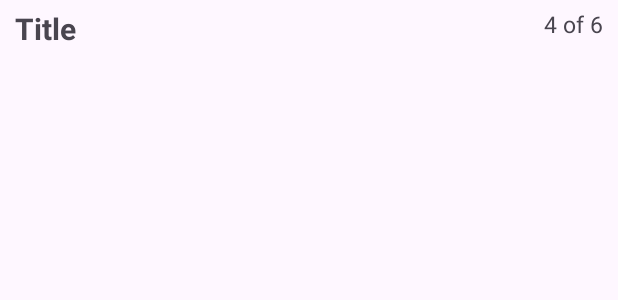
After one commit to ramaalsheikha/AcheivementSix, an Android app: the layout achievement_item.xml on its own in the app's theme, with its tools: preview values and no code run, on a phone screen of 412 x 824 dp. The commit adds this screen. Shown: the top 300 px of the screen. Run offline under Robolectric (Android 15) with nearby library versions, the phone set to English and light mode, and no system bars.

Commit message:
Design achievements.

```diff
--- a/app/src/main/java/com/example/acheivementsix/MainViewModel.kt
+++ b/app/src/main/java/com/example/acheivementsix/MainViewModel.kt
@@ -1,5 +1,6 @@
 package com.example.acheivementsix
 
+import android.util.Log
 import androidx.lifecycle.MutableLiveData
 import androidx.lifecycle.ViewModel
 import androidx.lifecycle.viewModelScope
@@ -10,7 +11,7 @@ import kotlinx.coroutines.launch
 
 class MainViewModel:ViewModel() {
     private val repository = Repository()
-    val achievementSuccessLivedata:MutableLiveData<AchievementResponseModel> =  MutableLiveData()
+    val achievementSuccessLivedata:MutableLiveData<List<AchievementResponseModel>> =  MutableLiveData()
     val achievementErrorLivedata:MutableLiveData<Exception> = MutableLiveData()
 
     init {
@@ -19,11 +20,11 @@ class MainViewModel:ViewModel() {
    fun getAchievements(){
        viewModelScope.launch {
            try {
-               delay(8000)
                val response = repository.getAchievements()
                achievementSuccessLivedata.postValue(response)
            }catch (e:Exception){
                achievementErrorLivedata.postValue(e)
+               Log.e("TAG",e.localizedMessage)
            }
 
        }
--- /dev/null
+++ b/app/src/main/res/layout/achievement_item.xml
@@ -0,0 +1,46 @@
+<?xml version="1.0" encoding="utf-8"?>
+<androidx.constraintlayout.widget.ConstraintLayout xmlns:android="http://schemas.android.com/apk/res/android"
+    android:layout_width="match_parent"
+    android:layout_height="match_parent"
+    xmlns:tools="http://schemas.android.com/tools"
+    xmlns:app="http://schemas.android.com/apk/res-auto">
+    <androidx.appcompat.widget.AppCompatTextView
+        android:id="@+id/tv_title"
+        android:layout_width="0dp"
+        android:layout_height="wrap_content"
+        tools:text="Title"
+        android:paddingHorizontal="10dp"
+        android:paddingVertical="5dp"
+        android:textSize="20sp"
+        android:textStyle="bold"
+        app:layout_constraintStart_toStartOf="parent"
+        app:layout_constraintTop_toTopOf="parent"/>
+
+
+    <androidx.appcompat.widget.AppCompatTextView
+        android:id="@+id/tv_label"
+        android:layout_width="wrap_content"
+        android:layout_height="0dp"
+        tools:text="4 of 6"
+        android:gravity="center"
+        android:textSize="15sp"
+        android:paddingHorizontal="10dp"
+        android:paddingVertical="5dp"
+        app:layout_constraintEnd_toEndOf="parent"
+        app:layout_constraintTop_toTopOf="parent"/>
+
+    <androidx.recyclerview.widget.RecyclerView
+        android:layout_width="match_parent"
+        android:layout_height="wrap_content"
+        android:padding="5dp"
+        app:layoutManager="androidx.recyclerview.widget.GridLayoutManager"
+        app:spanCount="2"
+        app:layout_constraintTop_toBottomOf="@id/tv_title"
+        app:layout_constraintStart_toStartOf="parent"/>
+
+
+
+
+
+
+</androidx.constraintlayout.widget.ConstraintLayout>
--- /dev/null
+++ b/app/src/main/res/layout/model_item.xml
@@ -0,0 +1,6 @@
+<?xml version="1.0" encoding="utf-8"?>
+<androidx.constraintlayout.widget.ConstraintLayout xmlns:android="http://schemas.android.com/apk/res/android"
+             android:layout_width="match_parent"
+             android:layout_height="match_parent">
+
+</androidx.constraintlayout.widget.ConstraintLayout>
--- a/data/src/main/java/com/example/acheivementsix/data/model/RecordsModel.kt
+++ b/data/src/main/java/com/example/acheivementsix/data/model/RecordsModel.kt
@@ -4,6 +4,6 @@ data class RecordsModel (
     val id:String,
     val title:String,
     val label:String,
-    val active:String,
-    val image:Int,
+    val active:Boolean,
+    val image:String,
 )
--- a/data/src/main/java/com/example/acheivementsix/data/model/WrapperedAchievementResponseModel.kt
+++ b/data/src/main/java/com/example/acheivementsix/data/model/WrappedAchievementResponseModel.kt
@@ -1,5 +1,5 @@
 package com.example.acheivementsix.data.model
 
-data class WrappedAchievementResponseModel(
+data class WrappedAchievementResponseModel (
     val data:List<AchievementResponseModel>
 )
--- a/data/src/main/java/com/example/acheivementsix/data/repository/Repository.kt
+++ b/data/src/main/java/com/example/acheivementsix/data/repository/Repository.kt
@@ -2,12 +2,13 @@ package com.example.acheivementsix.data.repository
 
 import com.example.acheivementsix.data.api.IProjectApi
 import com.example.acheivementsix.data.model.AchievementResponseModel
+import com.example.acheivementsix.data.model.WrappedAchievementResponseModel
 import com.example.acheivementsix.data.network.RetrofitBuilder
 
 class Repository {
 
     suspend fun getAchievements():List<AchievementResponseModel>{
         val achievementApi = RetrofitBuilder.getInstance().create(IProjectApi::class.java)
-        return achievementApi.getAchievements()
+        return achievementApi.getAchievements().data
     }
 }
```
Also changed, not shown: app/src/main/res/layout/activity_main.xml (+5 -8 lines).
